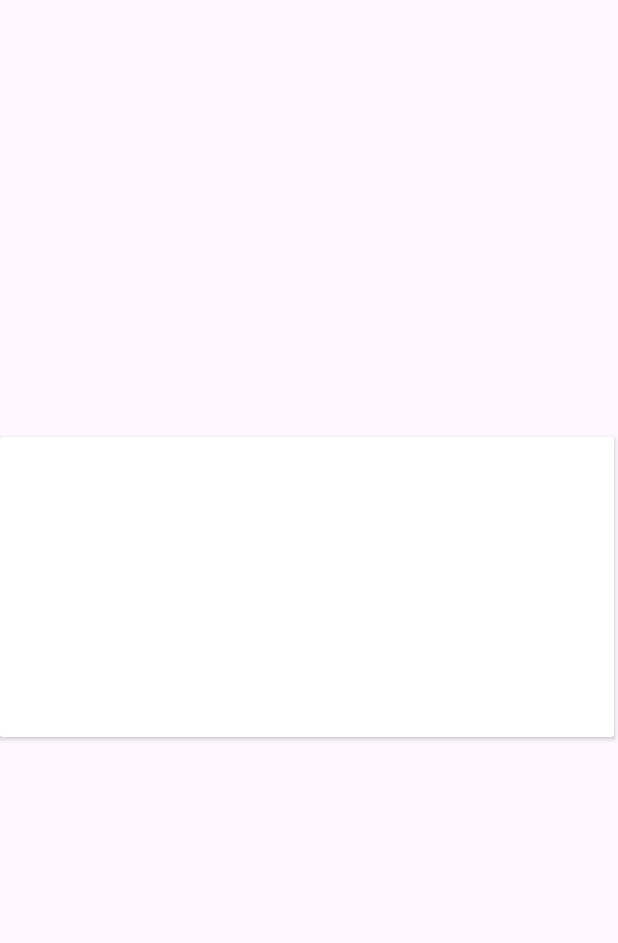
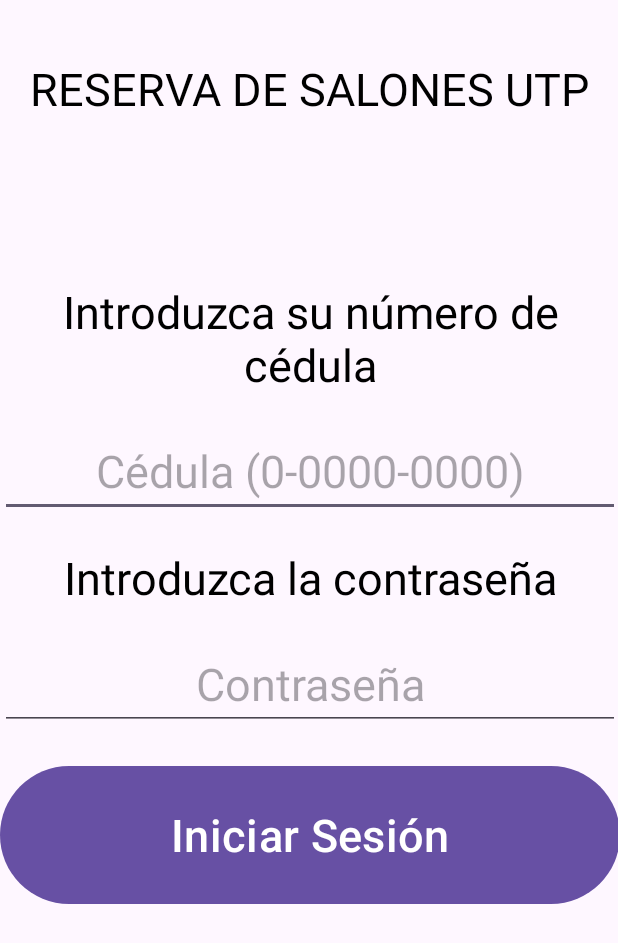
Before and after one commit to Eduardochavezutp/examen_android, an Android app: the screen it shows after launch (MainActivity), on a phone screen of 412 x 824 dp. Shown: the top 943 px of the screen. Run offline under Robolectric (Android 15) with nearby library versions, the phone set to English and light mode, and no system bars.

Commit message:
login_screen

```diff
--- a/app/src/main/res/layout/activity_main.xml
+++ b/app/src/main/res/layout/activity_main.xml
@@ -7,11 +7,101 @@
     android:layout_height="match_parent"
     tools:context=".MainActivity">
 
-    <androidx.cardview.widget.CardView
-        android:layout_width="409dp"
-        android:layout_height="200dp"
+    <TextView
+        android:id="@+id/titulo_pag_inicio"
+        android:layout_width="wrap_content"
+        android:layout_height="wrap_content"
+        android:text="RESERVA DE SALONES UTP"
+        android:textSize="30sp"
+        android:textColor="@color/black"
         app:layout_constraintBottom_toBottomOf="parent"
+        app:layout_constraintEnd_toEndOf="parent"
         app:layout_constraintStart_toStartOf="parent"
         app:layout_constraintTop_toTopOf="parent"
-        app:layout_constraintVertical_bias="0.467" />
+        app:layout_constraintVertical_bias="0.049"
+        tools:ignore="HardcodedText" />
+
+    <LinearLayout
+        android:id="@+id/linearLayout"
+        android:layout_width="413dp"
+        android:layout_height="446dp"
+        android:orientation="vertical"
+        app:layout_constraintBottom_toBottomOf="parent"
+        app:layout_constraintEnd_toEndOf="parent"
+        app:layout_constraintStart_toStartOf="parent"
+        app:layout_constraintTop_toTopOf="parent"
+        app:layout_constraintVertical_bias="0.442">
+
+        <Space
+            android:layout_width="match_parent"
+            android:layout_height="20dp" />
+
+        <TextView
+            android:id="@+id/textView2"
+            android:layout_width="match_parent"
+            android:layout_height="wrap_content"
+            android:text="Introduzca su número de cédula"
+            android:textAlignment="center"
+            android:textColor="@color/black"
+            android:textSize="30sp"
+            tools:ignore="HardcodedText" />
+
+        <Space
+            android:layout_width="match_parent"
+            android:layout_height="20dp" />
+
+        <EditText
+            android:id="@+id/editTextText2"
+            android:layout_width="match_parent"
+            android:layout_height="wrap_content"
+            android:ems="10"
+            android:hint="Cédula (0-0000-0000)"
+            android:inputType="text"
+            android:textAlignment="center"
+            android:textColor="@color/black"
+            android:textSize="30sp"
+            tools:ignore="HardcodedText" />
+
+        <Space
+            android:layout_width="match_parent"
+            android:layout_height="20dp" />
+
+        <TextView
+            android:id="@+id/textView3"
+            android:layout_width="match_parent"
+            android:layout_height="wrap_content"
+            android:text="Introduzca la contraseña"
+            android:textAlignment="center"
+            android:textColor="@color/black"
+            android:textSize="30sp"
+            tools:ignore="HardcodedText" />
+
+        <Space
+            android:layout_width="match_parent"
+            android:layout_height="20dp" />
+
+        <EditText
+            android:id="@+id/editTextText3"
+            android:layout_width="match_parent"
+            android:layout_height="wrap_content"
+            android:ems="10"
+            android:hint="Contraseña"
+            android:inputType="text"
+            android:textAlignment="center"
+            android:textColor="@color/black"
+            android:textSize="30sp"
+            tools:ignore="HardcodedText" />
+
+        <Space
+            android:layout_width="match_parent"
+            android:layout_height="20dp" />
+
+        <Button
+            android:id="@+id/button"
+            android:layout_width="match_parent"
+            android:layout_height="100dp"
+            android:text="Iniciar Sesión"
+            android:textSize="30sp"
+            tools:ignore="HardcodedText" />
+    </LinearLayout>
 </androidx.constraintlayout.widget.ConstraintLayout>
```
